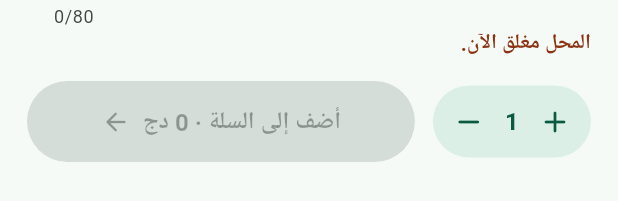
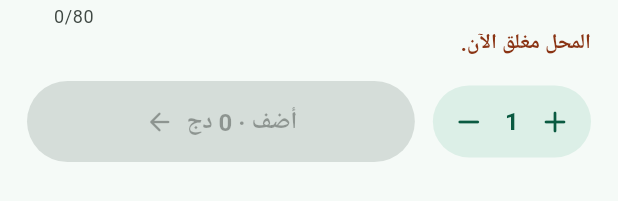
Before and after one commit to djalelcher3418-ops/delivery-app, a Flutter app: the _ProductSheet widget shown alone on an empty page, opened directly with empty values, on a phone screen of 412 x 824 dp. Shown: the part 486-687 px from the top of the screen. Run offline on Flutter 3.47's test engine with Material 3 defaults, Android fonts, the phone set to English and light mode, and no system bars; our stand-ins replace cloud_firestore, firebase_auth, firebase_core, flutter_local_notifications, flutter_map, geolocator and 3 more; accounts and stored records are empty; Roboto replaces fonts that are missing (IBM Plex Sans Arabic).

Commit message:
زر الإضافة لا يتجاوز عرضه على الهواتف الصغيرة

```diff
--- a/lib/screens/shop.dart
+++ b/lib/screens/shop.dart
@@ -507,7 +507,10 @@ class _ProductSheetState extends State<_ProductSheet> {
                           }
                         : null,
                     child: Row(mainAxisAlignment: MainAxisAlignment.center, children: [
-                      Text(needSize && size.isEmpty ? 'اختر الحجم أولاً' : 'أضف إلى السلة · ${money(unit * qty)}'),
+                      Flexible(
+                        child: Text(needSize && size.isEmpty ? 'اختر الحجم أولاً' : 'أضف · ${money(unit * qty)}',
+                            maxLines: 1, overflow: TextOverflow.ellipsis),
+                      ),
                       if (!(needSize && size.isEmpty)) ...[const SizedBox(width: 8), const Icon(Icons.arrow_forward_rounded, size: 20)],
                     ]),
                   ),
```
